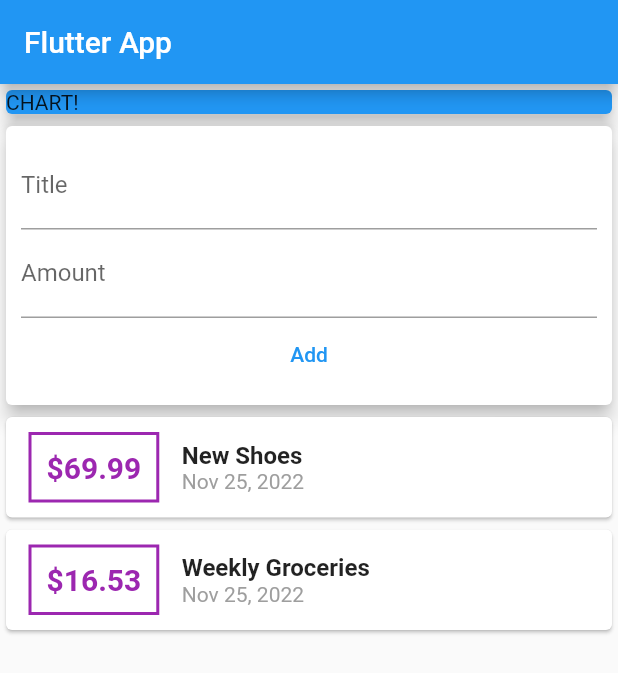
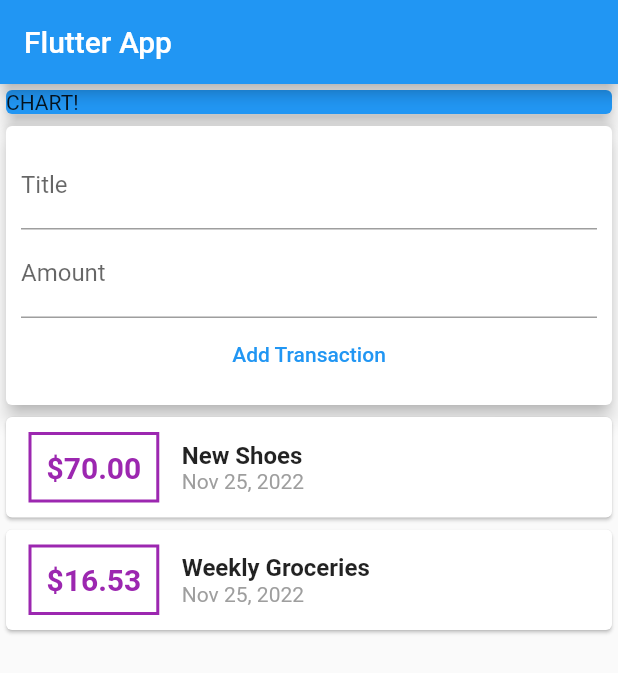
Before and after one commit to ziadHesham1/expense-planner-flutter-mobile-application, a Flutter app: the screen it shows after launch, on a phone screen of 412 x 824 dp. Shown: the top 673 px of the screen. Run offline on Flutter 3.47's test engine with Material 2 defaults, Android fonts, the light colour scheme and no system bars.

Commit message:
input inhance

```diff
--- a/lib/main.dart
+++ b/lib/main.dart
@@ -9,7 +9,7 @@
 
   @override
   Widget build(BuildContext context) {
-    return MaterialApp(
+    return const MaterialApp(
       title: 'Flutter App',
       home: MyHomePage(),
     );
@@ -25,7 +25,8 @@
       appBar: AppBar(
         title: const Text('Flutter App'),
       ),
-      body: Column(
+      body: SingleChildScrollView(
+        child: Column(
           // mainAxisAlignment: MainAxisAlignment.start,
           crossAxisAlignment: CrossAxisAlignment.stretch,
           children: const <Widget>[
@@ -33,6 +34,7 @@
             UserTransaction(),
           ],
         ),
+      ),
     );
   }
 }
--- a/lib/widgets/new_transaction.dart
+++ b/lib/widgets/new_transaction.dart
@@ -6,6 +6,19 @@
 
   final titleController = TextEditingController();
   final amountController = TextEditingController();
+
+  // the function that takes input from textfield
+  // and add it to the list of tarnsaction
+  void sumbitInput() {
+    var enteredTitle = titleController.text;
+    if (enteredTitle.isEmpty || (amountController.text).isEmpty) {
+      return;
+    } else {
+      var enteredAmount = double.parse(amountController.text);
+
+      _addNewTransaction(enteredTitle, enteredAmount);
+    }
+  }
 
   @override
   Widget build(BuildContext context) {
@@ -18,19 +31,22 @@
           children: [
             TextField(
               controller: titleController,
+              onSubmitted: (_) => sumbitInput(),
               decoration: const InputDecoration(labelText: 'Title'),
             ),
             TextField(
               controller: amountController,
-              keyboardType: TextInputType.number,
-              decoration: const InputDecoration(labelText: 'Amount',),
+              keyboardType:
+                  const TextInputType.numberWithOptions(decimal: true),
+              onSubmitted: (_) => sumbitInput(),
+              decoration: const InputDecoration(
+                labelText: 'Amount',
+              ),
             ),
             TextButton(
-                onPressed: () {
-                  _addNewTransaction(titleController.text,
-                      double.parse(amountController.text));
-                },
-                child: const Text('Add')),
+              onPressed: sumbitInput,
+              child: const Text('Add Transaction'),
+            ),
           ],
         ),
       ),
--- a/lib/widgets/transaction_list.dart
+++ b/lib/widgets/transaction_list.dart
@@ -10,8 +10,12 @@
 
   @override
   Widget build(BuildContext context) {
-    return Column(
-      children: transactions.map((tx) {
+    return SizedBox(
+      height: 300,
+      child: ListView.builder(
+        itemCount: transactions.length,
+        itemBuilder: (BuildContext context, int index) {
+          var tx = transactions[index];
           return Card(
             child: Row(
               children: <Widget>[
@@ -28,7 +32,7 @@
                   ),
                   padding: const EdgeInsets.all(10),
                   child: Text(
-                  '\$${tx.amount}',
+                    '\$${tx.amount.toStringAsFixed(2)}',
                     style: const TextStyle(
                       fontWeight: FontWeight.bold,
                       fontSize: 20,
@@ -57,7 +61,8 @@
               ],
             ),
           );
-      }).toList(),
+        },
+      ),
     );
   }
 }
--- a/lib/widgets/user_transaction.dart
+++ b/lib/widgets/user_transaction.dart
@@ -16,7 +16,7 @@
     Transaction(
       id: 't1',
       title: 'New Shoes',
-      amount: 69.99,
+      amount: 69.99999999,
       date: DateTime.now(),
     ),
     Transaction(
```
Lines whose indentation alone changed are shown as unchanged.
